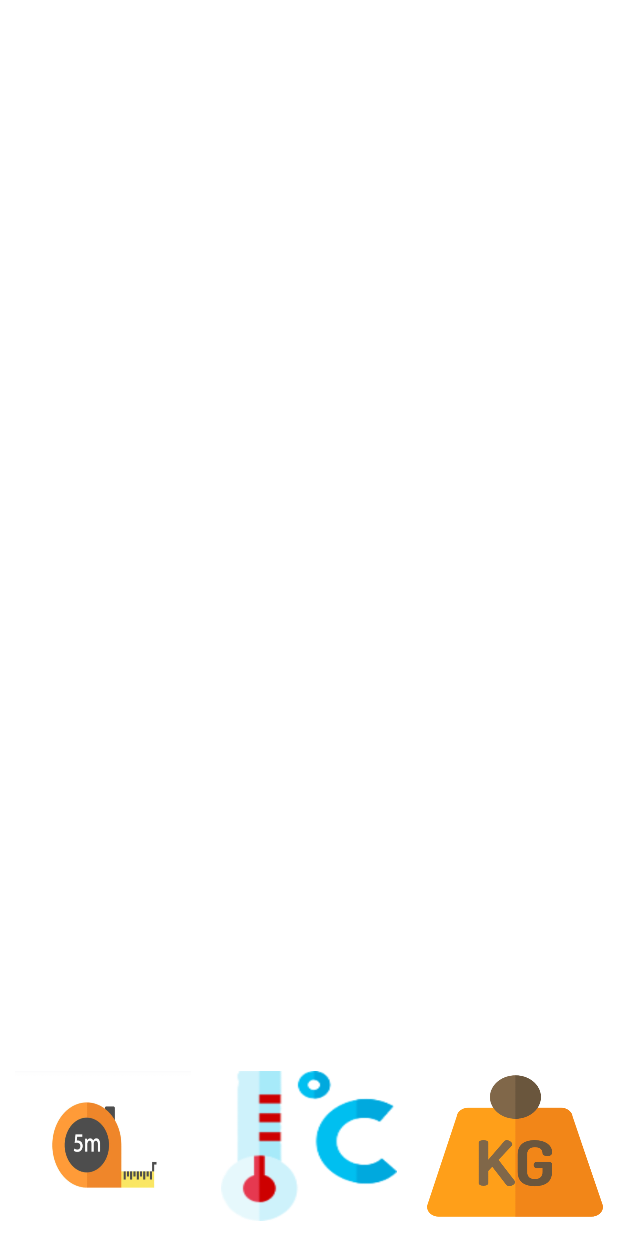
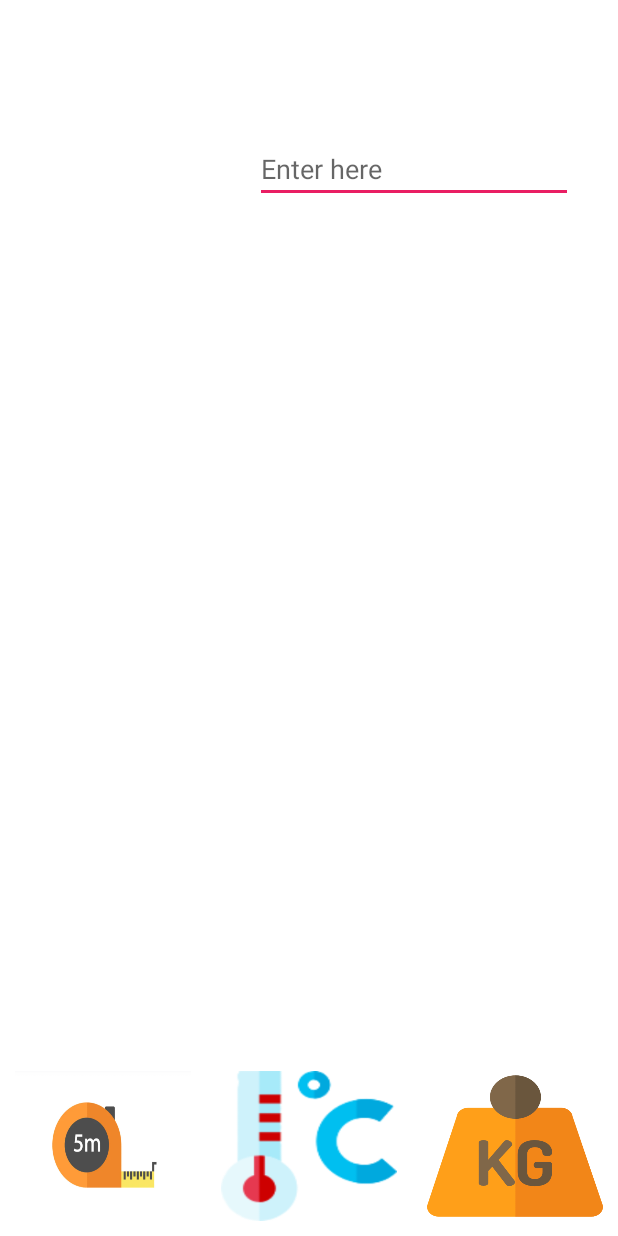
Before and after one commit to kieubaongoc/Unit-Converter-Android-App, an Android app: the layout activity_main.xml on its own in the app's theme, with its tools: preview values and no code run, on a phone screen of 412 x 824 dp. Run offline under Robolectric (Android 15) with nearby library versions, the phone set to English and light mode, and no system bars.

Commit message:
last update: fix bug - can't write into editText, change icon app

```diff
--- a/app/src/main/AndroidManifest.xml
+++ b/app/src/main/AndroidManifest.xml
@@ -6,7 +6,7 @@
         android:allowBackup="true"
         android:icon="@mipmap/ic_launcher"
         android:label="@string/app_name"
-        android:roundIcon="@mipmap/ic_launcher_round"
+        android:roundIcon="@mipmap/ic_tap_measure_round"
         android:supportsRtl="true"
         android:theme="@style/Theme.Test">
         <activity
--- a/app/src/main/res/layout/activity_main.xml
+++ b/app/src/main/res/layout/activity_main.xml
@@ -7,13 +7,29 @@
     android:orientation="vertical"
     tools:context=".MainActivity">
 
-    <Spinner
-        android:id="@+id/spn_category"
+    <RelativeLayout
         android:layout_width="match_parent"
         android:layout_height="wrap_content"
-        android:layout_marginTop="90dp"
-        android:background="@android:color/transparent"
-        android:dropDownWidth="160dp" />
+        android:layout_marginTop="90dp">
+
+        <Spinner
+            android:id="@+id/spn_category"
+            android:layout_width="150dp"
+            android:layout_height="wrap_content"
+            android:background="@android:color/transparent"
+            android:dropDownWidth="160dp" />
+
+        <EditText
+            android:id="@+id/edit_text"
+            android:layout_width="match_parent"
+            android:layout_height="wrap_content"
+            android:layout_centerVertical="true"
+            android:layout_marginStart="20dp"
+            android:layout_marginEnd="30dp"
+            android:layout_toEndOf="@+id/spn_category"
+            android:hint="Enter here"
+            android:inputType="numberDecimal" />
+    </RelativeLayout>
 
     <LinearLayout
         android:layout_width="wrap_content"
@@ -97,7 +113,6 @@
                 android:layout_marginBottom="2dp"
                 android:textSize="15sp" />
         </RelativeLayout>
-
     </LinearLayout>
 
     <LinearLayout
@@ -141,5 +156,4 @@
                 android:button="@android:color/transparent" />
         </RadioGroup>
     </LinearLayout>
-
 </LinearLayout>
```
Also changed, not shown: app/src/main/java/com/example/test/MainActivity.java (+1 -7 lines), app/src/main/res/layout/item_selected.xml (+17 -16 lines).
